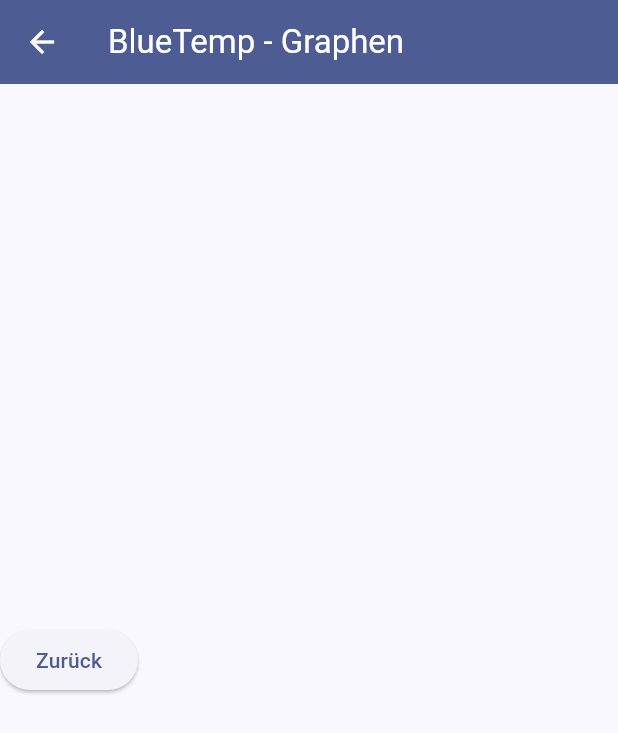
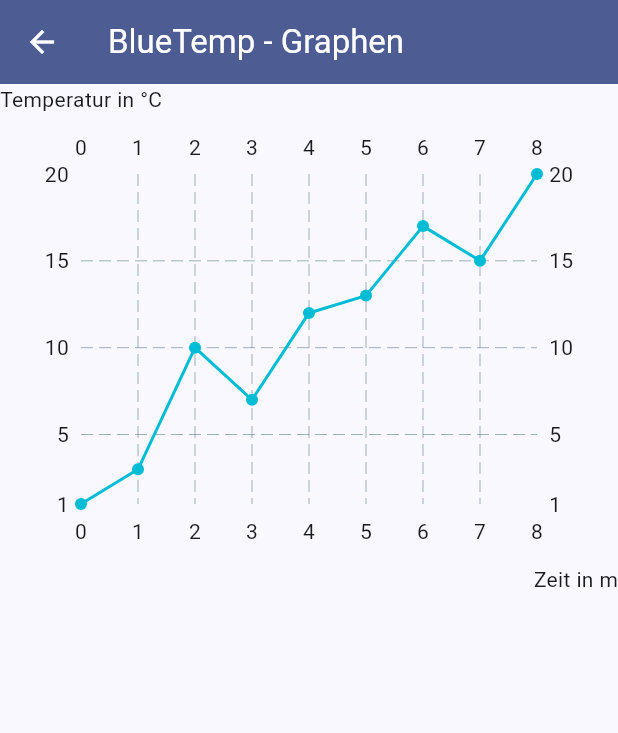
Before and after one commit to BogyMitutoyoCTL/BOGY-App-2024-03, a Flutter app: the graphs screen opened directly, on a phone screen of 412 x 824 dp. Shown: the top 733 px of the screen. Run offline on Flutter 3.47's test engine with Material 3 defaults, Android fonts, the phone set to English and light mode, and no system bars; drawn by our look-alikes of fl_chart; our stand-ins replace flutter_blue_plus, timer_count_down; generated files the repository leaves out were written again; project files that could hold a hidden picture were left out.

Commit message:
Added a Graph

```diff
--- a/bluetemp/lib/graph.dart
+++ b/bluetemp/lib/graph.dart
@@ -1,3 +1,4 @@
+import 'package:fl_chart/fl_chart.dart';
 import 'package:flutter/material.dart';
 
 class graphs extends StatefulWidget {
@@ -8,14 +9,49 @@ class graphs extends StatefulWidget {
 }
 
 class _graphsState extends State<graphs> {
+  List<FlSpot> chartData = [
+    FlSpot(0, 1),
+    FlSpot(1, 3),
+    FlSpot(2, 10),
+    FlSpot(3, 7),
+    FlSpot(4, 12),
+    FlSpot(5, 13),
+    FlSpot(6, 17),
+    FlSpot(7, 15),
+    FlSpot(8, 20),
+  ];
+
   @override
   Widget build(BuildContext context) {
     return Scaffold(
       appBar: AppBar(title: Text("BlueTemp - Graphen")),
       body: Column(
-        mainAxisAlignment: MainAxisAlignment.center,
-        //TODO: Implement graphs
-        children: [ElevatedButton(onPressed: goBack, child: Text("Zurück"))],
+        children: [
+          Row(
+            mainAxisAlignment: MainAxisAlignment.start,
+            children: [
+              Text("Temperatur in °C"),
+            ],
+          ),
+          Container(
+            padding: const EdgeInsets.all(10),
+            width: double.infinity,
+            height: 300,
+            child: LineChart(
+              LineChartData(
+                  borderData: FlBorderData(show: false),
+                  lineBarsData: [
+                    LineChartBarData(spots: chartData),
+                  ]),
+            ),
+          ),
+          Row(
+            mainAxisAlignment: MainAxisAlignment.end,
+            children: [
+              Text("Zeit in m"),
+            ],
+          )
+        ],
       ),
     );
   }
--- a/bluetemp/pubspec.yaml
+++ b/bluetemp/pubspec.yaml
@@ -41,6 +41,7 @@ dependencies:
   timer_count_down: ^2.2.0
   flutter_blue_plus: ^1.31.17
   rename_app: ^1.3.2
+  fl_chart: ^0.66.2
 
 dev_dependencies:
   flutter_launcher_icons: "^0.9.2"
```
